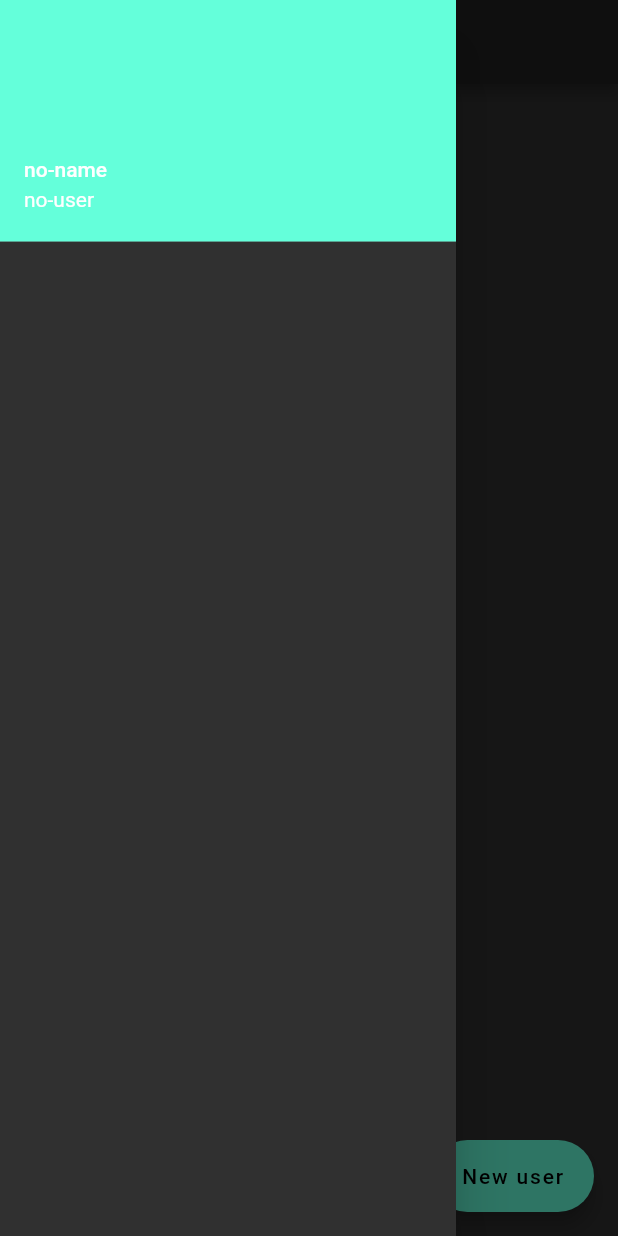
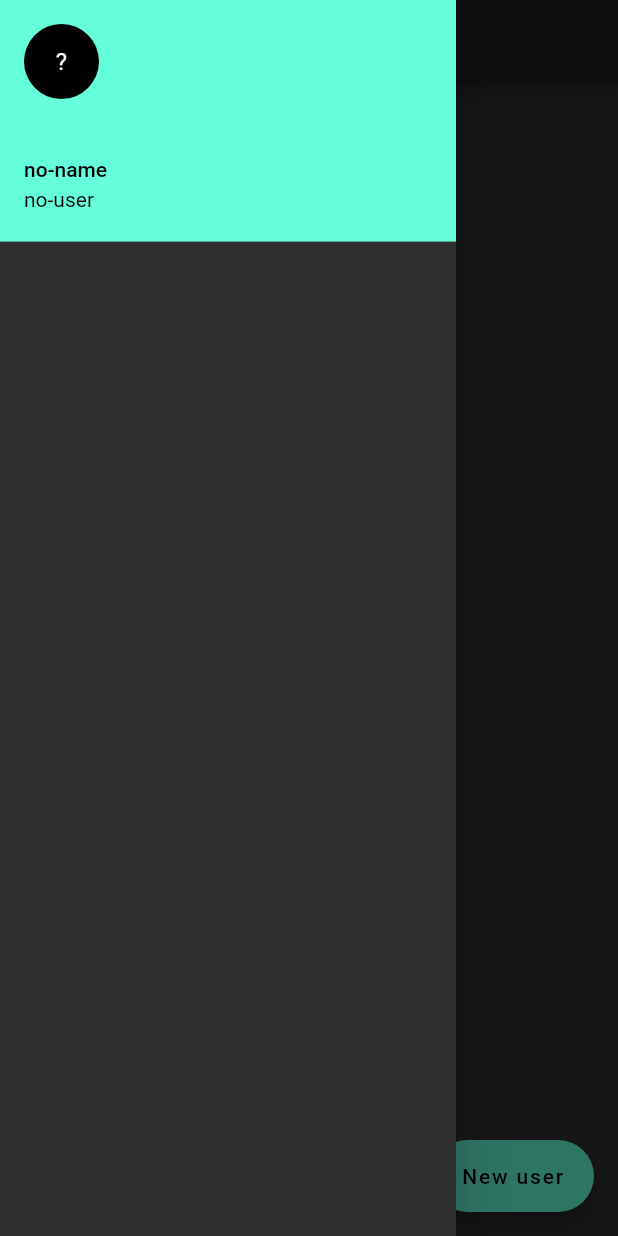
Before and after one commit to marcossevilla/flutter_six_paths_state, a Flutter app: the HomeView screen opened directly, with the side drawer open, on a phone screen of 412 x 824 dp. Run offline on Flutter 3.47's test engine with Material 2 defaults, Android fonts, the phone set to English and light mode, and no system bars; our stand-ins replace bloc, equatable, flutter_bloc, flutter_mobx, flutter_redux, get and 2 more; accounts and stored records are empty; generated files the repository leaves out were written again.

Commit message:
refactor(basic_sample): refactor onUserUpdate function

```diff
--- a/lib/basic_sample/app.dart
+++ b/lib/basic_sample/app.dart
@@ -32,7 +32,7 @@ class _HomeViewState extends State<HomeView> {
       drawer: ProfileDrawer(
         currentUser: currentUser,
         users: users,
-        onUpdate: () => updateUser(currentUser),
+        onUserUpdate: updateUser,
       ),
       floatingActionButton: ProfileAddAccountButton(addUser: addUser),
     );
@@ -52,15 +52,16 @@ class ProfileDrawer extends StatelessWidget {
     Key? key,
     required this.currentUser,
     required this.users,
-    required this.onUpdate,
+    required this.onUserUpdate,
   }) : super(key: key);
 
   final User? currentUser;
   final List<User> users;
-  final Function onUpdate;
+  final Function(User?) onUserUpdate;
 
   @override
   Widget build(BuildContext context) {
+    const headerTextStyle = TextStyle(color: Colors.black);
     return AnnotatedRegion(
       value: SystemUiOverlayStyle.dark,
       child: Drawer(
@@ -68,8 +69,20 @@ class ProfileDrawer extends StatelessWidget {
           padding: EdgeInsets.zero,
           children: [
             UserAccountsDrawerHeader(
-              accountName: Text(currentUser?.name ?? 'no-name'),
-              accountEmail: Text(currentUser?.email ?? 'no-user'),
+              currentAccountPicture: CircleAvatar(
+                child: Text(
+                  currentUser?.name.characters.first.toUpperCase() ?? '?',
+                ),
+              ),
+              currentAccountPictureSize: const Size.square(50),
+              accountName: Text(
+                currentUser?.name ?? 'no-name',
+                style: headerTextStyle,
+              ),
+              accountEmail: Text(
+                currentUser?.email ?? 'no-user',
+                style: headerTextStyle,
+              ),
               decoration: BoxDecoration(
                 color: Theme.of(context).colorScheme.secondary,
               ),
@@ -79,8 +92,8 @@ class ProfileDrawer extends StatelessWidget {
                 ListTile(
                   title: Text(user.name),
                   subtitle: Text(user.email),
-                  onTap: () => onUpdate,
-                )
+                  onTap: () => onUserUpdate(user),
+                ),
           ],
         ),
       ),
@@ -101,7 +114,7 @@ class ProfileAddAccountButton extends StatelessWidget {
     return FloatingActionButton.extended(
       label: const Text('New user'),
       onPressed: () {
-        Scaffold.of(context).showBottomSheet<Widget>(
+        Scaffold.of(context).showBottomSheet<void>(
           (_) => UserCard(addUser: addUser),
         );
       },
```
Also changed, not shown: 2 other files.
